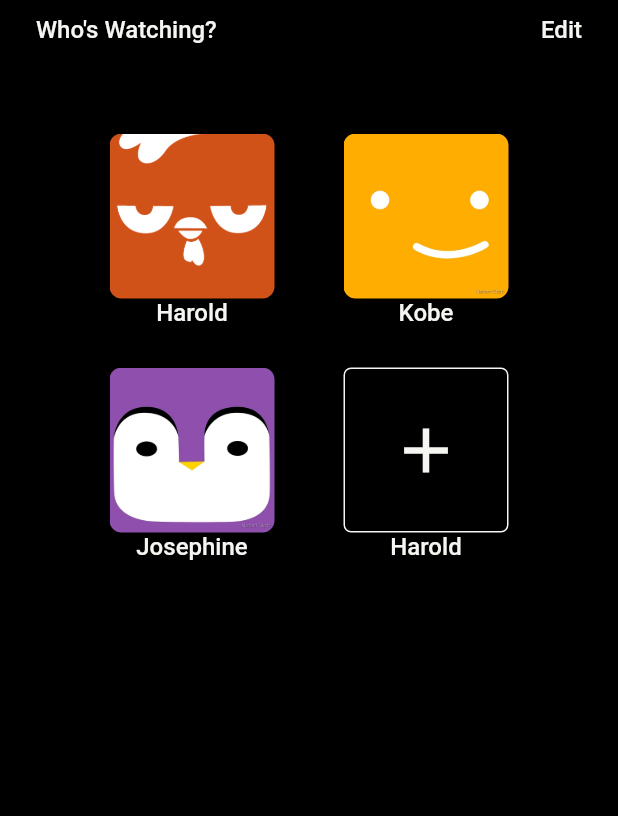
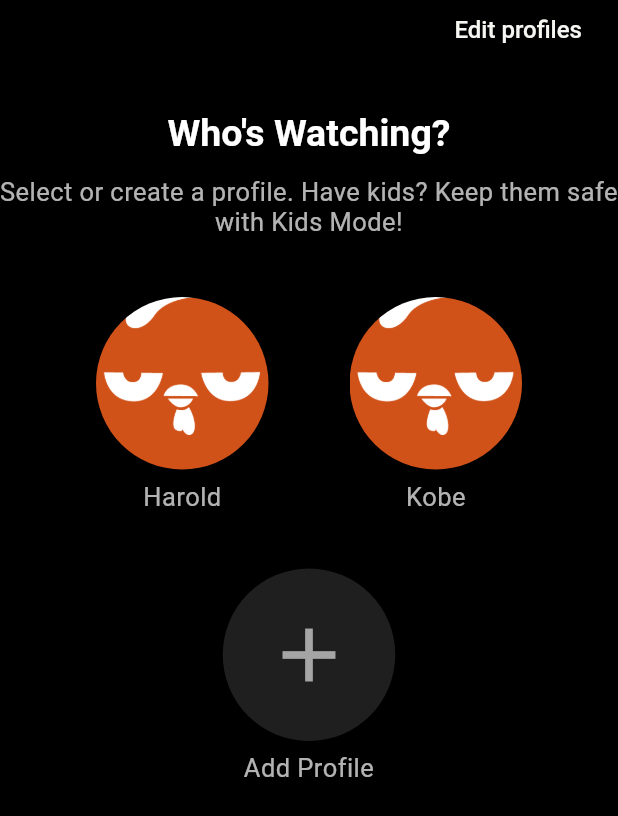
Before and after one commit to Haroldd-joness/flutter_netflix_responsive_ui, a Flutter app: the screen it shows after launch, on a phone screen of 412 x 824 dp. Shown: the top 816 px of the screen. Run offline on Flutter 3.47's test engine with Material 2 defaults, Android fonts, the light colour scheme and no system bars; our stand-ins replace internet_connection_checker, lottie, shimmer_animation; missing offline and left inert: animated_page_transition, tmdb_api.

Commit message:
Update commit user selection page update bottom sheet package added

```diff
--- a/lib/constants/constants.dart
+++ b/lib/constants/constants.dart
@@ -29,6 +29,16 @@ const kHeadingText = TextStyle(
 const kSubTexts = TextStyle(
   fontSize: 15.0,
   color: kTextColor,
+);
+
+///userScreen
+const kUserHeading =
+    TextStyle(fontSize: 25.0, fontWeight: FontWeight.bold, color: Colors.white);
+
+const kUserDesc = TextStyle(
+  fontSize: 17.0,
+  color: Colors.white70,
+  letterSpacing: 0.3,
 );
 
 ///Navigation
--- a/lib/screens/description.dart
+++ b/lib/screens/description.dart
@@ -10,11 +10,10 @@ class Description extends StatelessWidget {
       posterUrl,
       rating,
       releaseDate,
-      genre,
       trailer;
 
-  const Description(
-      {Key key,
+  const Description({
+    Key key,
     this.name,
     this.description,
     this.bannerUrl,
@@ -22,8 +21,7 @@ class Description extends StatelessWidget {
     this.posterUrl,
     this.rating,
     this.trailer,
-      this.genre})
-      : super(key: key);
+  }) : super(key: key);
 
   @override
   Widget build(BuildContext context) {
@@ -40,7 +38,7 @@ class Description extends StatelessWidget {
               enabled: true,
               direction: ShimmerDirection.fromLBRT(),
               child: Container(
-                height: 450,
+                height: 400,
                 child: Container(
                   width: MediaQuery.of(context).size.width,
                   child: Image.network(
@@ -64,19 +62,6 @@ class Description extends StatelessWidget {
                   Text("⭐ " + rating, style: kSubTexts),
                   SizedBox(
                     width: 20,
-                  ),
-                  Row(
-                    children: [
-                      Container(
-                        color: Colors.white70,
-                        width: 50.0,
-                        height: 20,
-                        child: Text(
-                          "Action",
-                          style: kSubTexts,
-                        ),
-                      ),
-                    ],
                   ),
                   SizedBox(
                     width: 10,
--- a/lib/screens/home_screen.dart
+++ b/lib/screens/home_screen.dart
@@ -120,9 +120,9 @@ class _HomeScreenState extends State<HomeScreen> {
             padding: EdgeInsets.only(bottom: 5.0),
             sliver: SliverToBoxAdapter(
               child: TopRated(
-                key: PageStorageKey('TopRated'),
+                key: PageStorageKey('TopRatedMovies'),
                 topRated: topRated,
-                name: 'Top Rated',
+                name: 'Top Rated Movies',
               ),
             ),
           ),
@@ -132,9 +132,9 @@ class _HomeScreenState extends State<HomeScreen> {
             padding: EdgeInsets.only(bottom: 5.0),
             sliver: SliverToBoxAdapter(
               child: ComingSoon(
-                key: PageStorageKey('ComingSoon'),
+                key: PageStorageKey('UpComingMovies'),
                 upComing: upComing,
-                name: 'Coming Soon',
+                name: 'UpComing Movies',
               ),
             ),
           ),
@@ -152,9 +152,9 @@ class _HomeScreenState extends State<HomeScreen> {
             padding: EdgeInsets.only(bottom: 5.0),
             sliver: SliverToBoxAdapter(
               child: TVShows(
-                key: PageStorageKey('TVShows'),
+                key: PageStorageKey('PopularTVShows'),
                 tvShows: tvShows,
-                name: 'TV Shows',
+                name: 'Popular TV Shows',
               ),
             ),
           ),
--- a/lib/screens/users.dart
+++ b/lib/screens/users.dart
@@ -1,117 +1,129 @@
 import 'package:flutter/material.dart';
 import 'package:netflix_clone/constants/constants.dart';
 import 'package:netflix_clone/widgets/custom_appBar.dart';
-import 'package:internet_connection_checker/internet_connection_checker.dart';
-import 'package:overlay_support/overlay_support.dart';
 
 class Users extends StatelessWidget {
   const Users({Key key}) : super(key: key);
 
   @override
   Widget build(BuildContext context) {
-    bool hasInternet = false;
+    const List usernames = ['Harold', "Kobe"];
     final Size screenSize = MediaQuery.of(context).size;
+
     return Scaffold(
       backgroundColor: kBackground,
       appBar: PreferredSize(
         preferredSize: Size(screenSize.width, 50.0),
         child: UserAppBar(),
       ),
-      body: SafeArea(
-        child: GridView.count(
-          padding: const EdgeInsets.all(50),
-          crossAxisCount: 2,
-          children: [
-            GestureDetector(
-              onTap: () =>
-                  Navigator.pushReplacementNamed(context, '/HomeScreen'),
-              child: Container(
-                child: Column(
+      body: ListView(
+        scrollDirection: Axis.vertical,
+        children: [
+          Container(
+            margin: EdgeInsets.only(top: 35),
+            child: Text(
+              "Who's Watching?",
+              style: kUserHeading,
+              textAlign: TextAlign.center,
+            ),
+          ),
+          Container(
+            margin: EdgeInsets.only(top: 15),
+            child: Text(
+              "Select or create a profile. "
+              "Have kids? Keep them safe with Kids Mode!",
+              style: kUserDesc,
+              textAlign: TextAlign.center,
+            ),
+          ),
+          Container(
+            margin: EdgeInsets.only(top: 30),
+            padding: EdgeInsets.all(10),
+            child: Row(
+              mainAxisAlignment: MainAxisAlignment.spaceEvenly,
+              children: [
+                Column(
                   children: [
-                    ClipRRect(
-                        borderRadius: BorderRadius.circular(8.0),
+                    GestureDetector(
+                      onTap: () => Navigator.pushReplacementNamed(
+                        context,
+                        ("/HomeScreen"),
+                      ),
+                      child: ClipRRect(
+                        borderRadius: BorderRadius.circular(100),
                         child: Image.asset(
                           'assets/2.png',
                           fit: BoxFit.cover,
-                          width: 110,
-                          height: 110,
-                        )),
-                    Text(
-                      'Harold',
-                      style: kAppBarText,
-                    )
+                          width: 115,
+                          height: 115,
+                        ),
+                      ),
+                    ),
+                    Padding(
+                      padding: const EdgeInsets.all(8.0),
+                      child: Text(
+                        usernames[0],
+                        style: kUserDesc,
+                        textAlign: TextAlign.center,
+                      ),
+                    ),
                   ],
                 ),
-              ),
-            ),
-            GestureDetector(
-              onTap: () =>
-                  Navigator.pushReplacementNamed(context, '/HomeScreen'),
-              child: Container(
-                child: Column(
+                Column(
                   children: [
-                    ClipRRect(
-                        borderRadius: BorderRadius.circular(8.0),
+                    GestureDetector(
+                      onTap: () => Navigator.pushReplacementNamed(
+                          context, ("/HomeScreen")),
+                      child: ClipRRect(
+                        borderRadius: BorderRadius.circular(100),
                         child: Image.asset(
-                          'assets/1.jpg',
+                          'assets/2.png',
                           fit: BoxFit.cover,
-                          width: 110,
-                          height: 110,
-                        )),
-                    Text(
-                      'Kobe',
-                      style: kAppBarText,
-                    )
+                          width: 115,
+                          height: 115,
+                        ),
+                      ),
+                    ),
+                    Padding(
+                      padding: const EdgeInsets.all(8.0),
+                      child: Text(
+                        usernames[1],
+                        style: kUserDesc,
+                        textAlign: TextAlign.center,
+                      ),
+                    ),
                   ],
                 ),
-              ),
+              ],
             ),
-            GestureDetector(
-              onTap: () =>
-                  Navigator.pushReplacementNamed(context, '/HomeScreen'),
-              child: Container(
-                child: Column(
-                  children: [
-                    ClipRRect(
-                        borderRadius: BorderRadius.circular(8.0),
-                        child: Image.asset(
-                          'assets/3.jpg',
-                          fit: BoxFit.cover,
-                          width: 110,
-                          height: 110,
-                        )),
-                    Text(
-                      'Josephine',
-                      style: kAppBarText,
-                    )
-                  ],
+          ),
+          Column(
+            children: [
+              Container(
+                margin: EdgeInsets.only(top: 20),
+                width: 115,
+                height: 115,
+                decoration: BoxDecoration(
+                  color: Colors.white12,
+                  borderRadius: BorderRadius.circular(100),
+                ),
+                child: Icon(
+                  Icons.add,
+                  size: 60,
+                  color: Colors.white60,
                 ),
               ),
-            ),
-            Container(
-              child: Column(
-                children: [
-                  Container(
-                    child: Icon(
-                      Icons.add_sharp,
-                      color: kTextColor,
-                      size: 50,
-                    ),
-                    height: 110,
-                    width: 110,
-                    decoration: BoxDecoration(
-                        border: Border.all(color: Colors.grey[100]),
-                        borderRadius: BorderRadius.circular(5.0)),
-                  ),
-                  Text(
-                    'Harold',
-                    style: kAppBarText,
-                  )
-                ],
+              Padding(
+                padding: const EdgeInsets.all(8.0),
+                child: Text(
+                  "Add Profile",
+                  style: kUserDesc,
+                  textAlign: TextAlign.center,
+                ),
               ),
-            ),
-          ],
-        ),
+            ],
+          )
+        ],
       ),
     );
   }
--- a/lib/widgets/custom_appBar.dart
+++ b/lib/widgets/custom_appBar.dart
@@ -39,29 +39,22 @@ class CustomAppBar extends StatelessWidget {
 ///users
 class UserAppBar extends StatelessWidget {
   const UserAppBar({Key key}) : super(key: key);
-
+  static const edit = "Edit profiles";
   @override
   Widget build(BuildContext context) {
     return Container(
       padding: EdgeInsets.symmetric(vertical: 10.0, horizontal: 24.0),
       child: SafeArea(
-        child: Row(
-          mainAxisAlignment: MainAxisAlignment.start,
-          children: [
-            // SizedBox(width: 110.0),
-            Text('Who\'s Watching?', style: kAppBarText),
-            Expanded(
+        child: Expanded(
           child: Row(
             mainAxisAlignment: MainAxisAlignment.end,
             children: [
               GestureDetector(
                 onTap: () => print('Edit clicked'),
-                    child: Text('Edit', style: kAppBarText),
+                child: Text(edit, style: kAppBarText),
               ),
             ],
           ),
-            ),
-          ],
         ),
       ),
     );
--- a/lib/widgets/trending.dart
+++ b/lib/widgets/trending.dart
@@ -7,10 +7,12 @@ import 'package:shimmer_animation/shimmer_animation.dart';
 class TrendingMovies extends StatelessWidget {
   final List trending;
   final String name;
-  final String genre;
 
-  const TrendingMovies({Key key, this.trending, this.name, this.genre})
-      : super(key: key);
+  const TrendingMovies({
+    Key key,
+    this.trending,
+    this.name,
+  }) : super(key: key);
 
   @override
   Widget build(BuildContext context) {
--- a/pubspec.yaml
+++ b/pubspec.yaml
@@ -36,6 +36,7 @@ dependencies:
   animated_page_transition: ^0.0.1+2
   google_fonts: ^3.0.1
   shimmer_animation: ^2.1.0+1
+  bottom_sheet: ^3.1.1
 
 dev_dependencies:
   flutter_test:
```
Also changed, not shown: pubspec.lock. Lines whose indentation alone changed are shown as unchanged.
